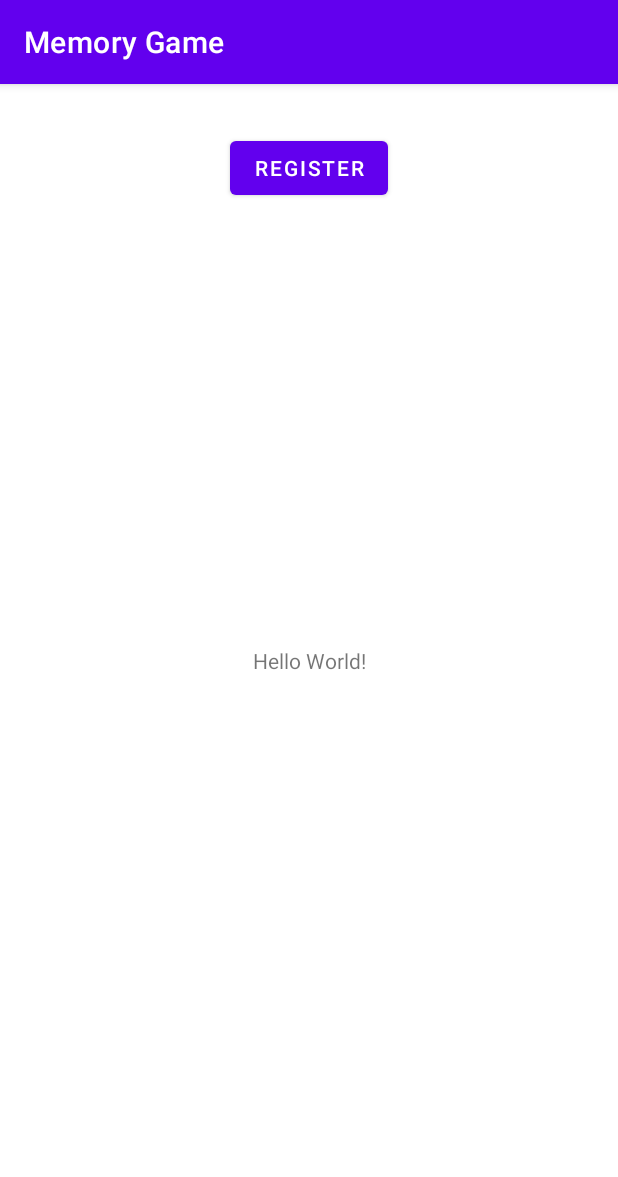
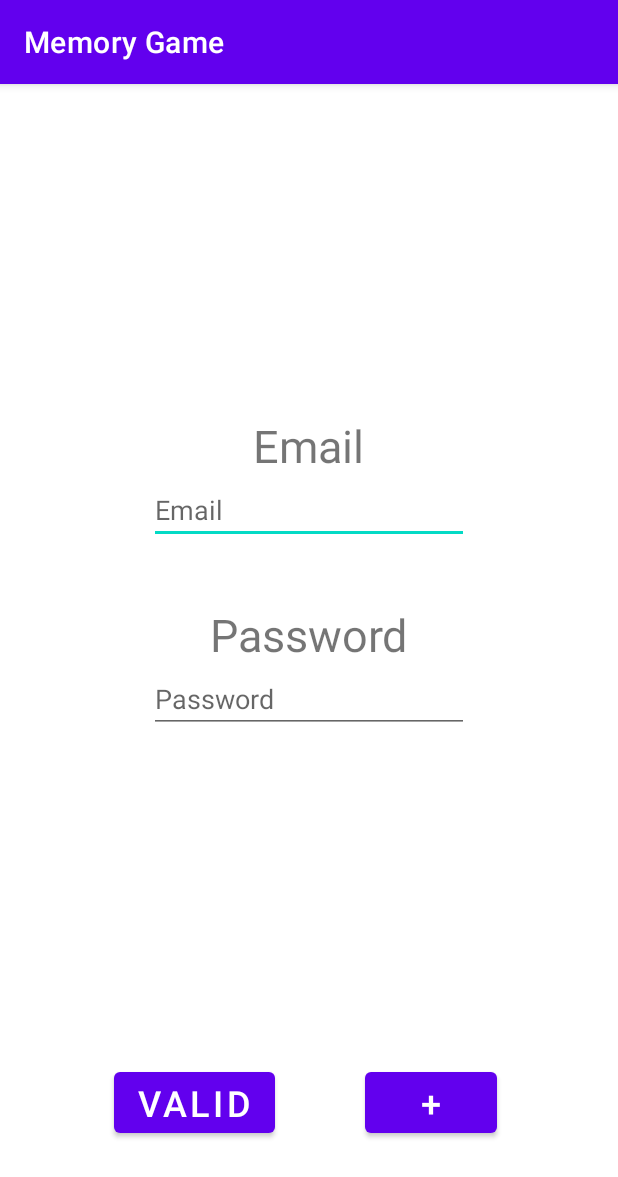
Before and after one commit to SpongeStark/MemoryGame, an Android app: the screen it shows after launch (MainActivity), on a phone screen of 412 x 824 dp. Shown: the top 1177 px of the screen. Run offline under Robolectric (Android 15) with nearby library versions, the phone set to English and light mode, and no system bars.

Commit message:
做了个毛坯demo

```diff
--- a/app/src/main/AndroidManifest.xml
+++ b/app/src/main/AndroidManifest.xml
@@ -9,7 +9,9 @@
         android:roundIcon="@mipmap/ic_launcher_round"
         android:supportsRtl="true"
         android:theme="@style/Theme.MemoryGame">
-        <activity android:name=".RegisterActivity"></activity>
+        <activity android:name=".GameActivity"></activity>
+        <activity android:name=".HomePage" />
+        <activity android:name=".RegisterActivity" />
         <activity android:name=".MainActivity">
             <intent-filter>
                 <action android:name="android.intent.action.MAIN" />
--- a/app/src/main/java/com/example/memorygame/MainActivity.java
+++ b/app/src/main/java/com/example/memorygame/MainActivity.java
@@ -19,4 +19,9 @@ public class MainActivity extends AppCompatActivity {
         startActivity(intent);
 
     }
+
+    public void btn_valid_onClick(View view){
+        Intent intent = new Intent(this, GameActivity.class);
+        startActivity(intent);
+    }
 }
--- a/app/src/main/res/layout/activity_main.xml
+++ b/app/src/main/res/layout/activity_main.xml
@@ -6,25 +6,92 @@
     android:layout_height="match_parent"
     tools:context=".MainActivity">
 
-    <TextView
-        android:id="@+id/textView3"
-        android:layout_width="wrap_content"
-        android:layout_height="wrap_content"
-        android:text="Hello World!"
-        app:layout_constraintBottom_toBottomOf="parent"
-        app:layout_constraintLeft_toLeftOf="parent"
-        app:layout_constraintRight_toRightOf="parent"
-        app:layout_constraintTop_toTopOf="parent" />
 
     <Button
         android:id="@+id/btn_register"
         android:layout_width="wrap_content"
         android:layout_height="wrap_content"
-        android:layout_marginTop="32dp"
         android:onClick="btn_register_click"
         android:text="@string/register"
+        android:textSize="24sp"
+        app:layout_constraintEnd_toEndOf="parent"
+        app:layout_constraintHorizontal_bias="0.75"
+        app:layout_constraintStart_toStartOf="parent"
+        app:layout_constraintTop_toTopOf="@+id/guideline4" />
+
+    <androidx.constraintlayout.widget.Guideline
+        android:id="@+id/guideline4"
+        android:layout_width="wrap_content"
+        android:layout_height="wrap_content"
+        android:orientation="horizontal"
+        app:layout_constraintGuide_percent="0.85" />
+
+    <LinearLayout
+        android:id="@+id/linearLayout"
+        android:layout_width="wrap_content"
+        android:layout_height="wrap_content"
+        android:gravity="center"
+        android:orientation="vertical"
+        app:layout_constraintBottom_toTopOf="@+id/guideline4"
         app:layout_constraintEnd_toEndOf="parent"
         app:layout_constraintStart_toStartOf="parent"
-        app:layout_constraintTop_toTopOf="parent" />
+        app:layout_constraintTop_toTopOf="parent">
+
+        <TextView
+            android:id="@+id/textView3"
+            android:layout_width="wrap_content"
+            android:layout_height="wrap_content"
+            android:text="@string/email"
+            android:textSize="30sp"
+            tools:layout_editor_absoluteX="168dp"
+            tools:layout_editor_absoluteY="100dp" />
+
+        <EditText
+            android:id="@+id/editTextTextEmailAddress2"
+            android:layout_width="wrap_content"
+            android:layout_height="wrap_content"
+            android:ems="10"
+            android:hint="@string/email"
+            android:inputType="textEmailAddress"
+            tools:layout_editor_absoluteX="99dp"
+            tools:layout_editor_absoluteY="151dp" />
+
+        <Space
+            android:layout_width="match_parent"
+            android:layout_height="40dp" />
+
+        <TextView
+            android:id="@+id/textView9"
+            android:layout_width="wrap_content"
+            android:layout_height="wrap_content"
+            android:text="@string/password"
+            android:textSize="30sp"
+            tools:layout_editor_absoluteX="149dp"
+            tools:layout_editor_absoluteY="248dp" />
+
+        <EditText
+            android:id="@+id/editTextTextPassword"
+            android:layout_width="wrap_content"
+            android:layout_height="wrap_content"
+            android:ems="10"
+            android:hint="@string/password"
+            android:inputType="textPassword"
+            tools:layout_editor_absoluteX="104dp"
+            tools:layout_editor_absoluteY="302dp" />
+
+
+    </LinearLayout>
+
+    <Button
+        android:id="@+id/btn_valid"
+        android:layout_width="wrap_content"
+        android:layout_height="wrap_content"
+        android:onClick="btn_valid_onClick"
+        android:text="@string/valid"
+        android:textSize="24sp"
+        app:layout_constraintEnd_toEndOf="parent"
+        app:layout_constraintHorizontal_bias="0.25"
+        app:layout_constraintStart_toStartOf="parent"
+        app:layout_constraintTop_toTopOf="@+id/guideline4" />
 
 </androidx.constraintlayout.widget.ConstraintLayout>
--- a/app/src/main/res/values/strings.xml
+++ b/app/src/main/res/values/strings.xml
@@ -1,6 +1,6 @@
 <resources>
     <string name="app_name">Memory Game</string>
-    <string name="register">Register</string>
+    <string name="register">+</string>
     <string name="name">Name</string>
     <string name="email">Email</string>
     <string name="password">Password</string>
```
Also changed, not shown: app/src/main/java/com/example/memorygame/GameActivity.java (added, +74 -0 lines), app/src/main/java/com/example/memorygame/HomePage.java (added, +14 -0 lines), app/src/main/java/com/example/memorygame/MySQLiteOpenHelper.java (+0 -7 lines), app/src/main/res/layout/activity_game.xml (added, +81 -0 lines), app/src/main/res/layout/activity_home_page.xml (added, +75 -0 lines).
